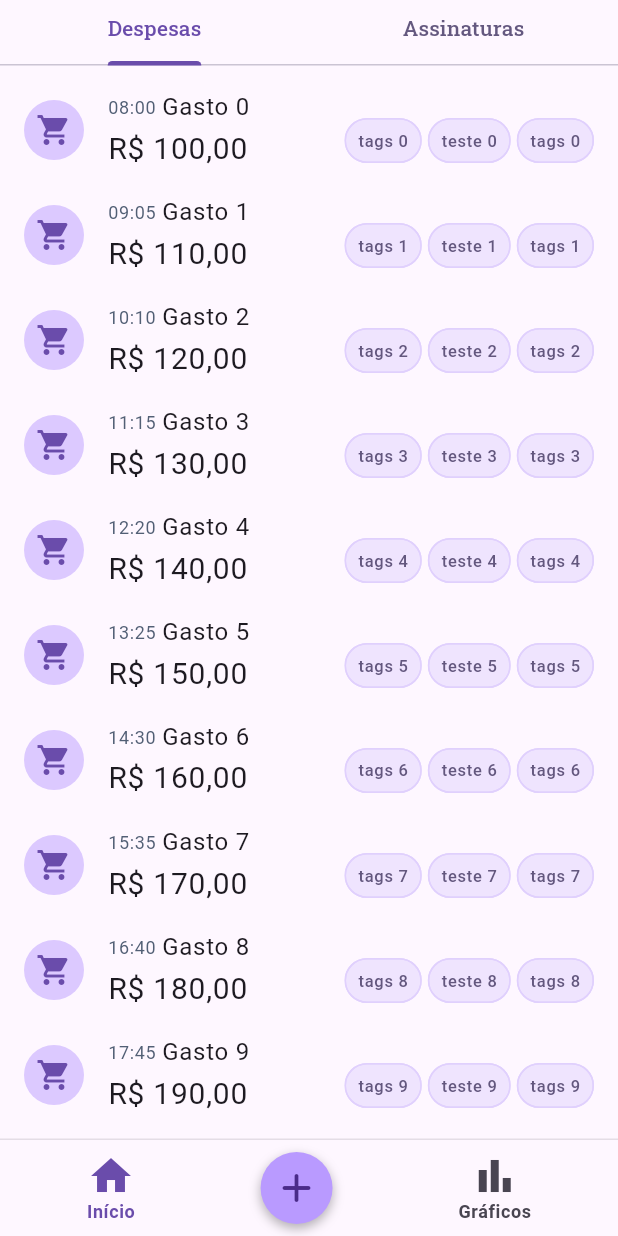
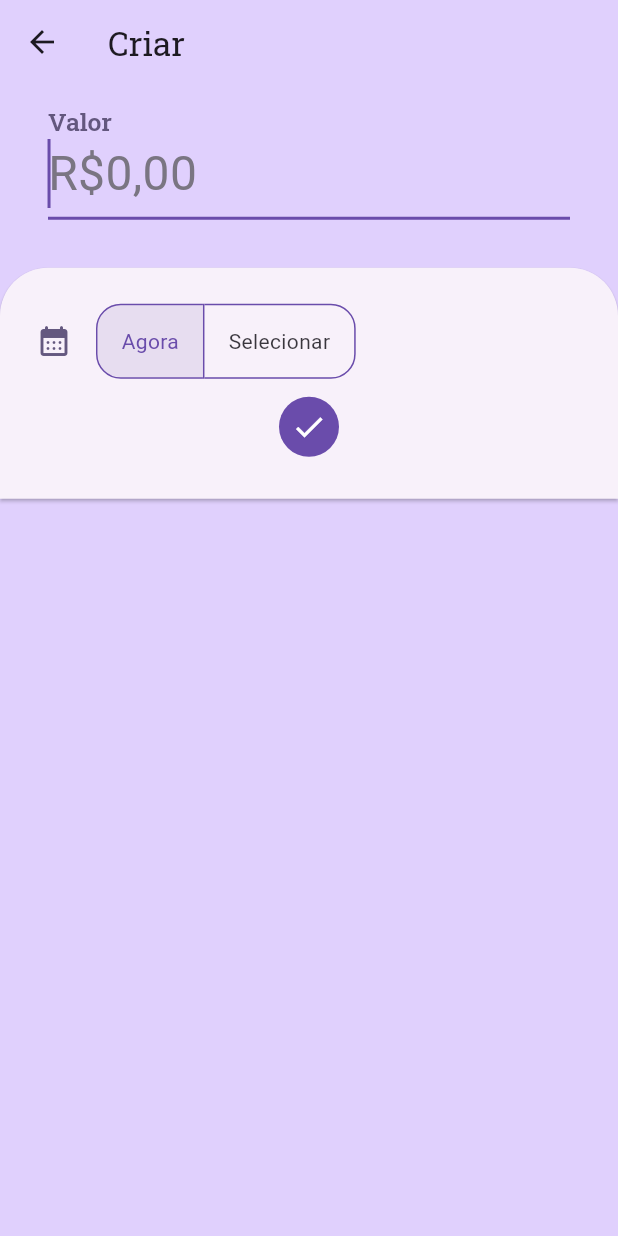
Before and after one commit to Adriaaann/tcc_app, a Flutter app: the WidgetTree screen opened by its route, scrolled down 519 dp, after a tap on the "add" icon, on a phone screen of 412 x 824 dp. Run offline on Flutter 3.47's test engine with Material 3 defaults, Android fonts, the light colour scheme and no system bars; our stand-ins replace currency_text_input_formatter, fl_chart, google_fonts.

Commit message:
feat: financial page design and date picker

```diff
--- /dev/null
+++ b/lib/utils/route_to_method.dart
@@ -0,0 +1,5 @@
+import 'package:flutter/material.dart';
+
+void RouteToMethod(BuildContext context, Widget page) {
+  Navigator.push(context, MaterialPageRoute(builder: (context) => page));
+}
--- /dev/null
+++ b/lib/views/pages/financial_form_page.dart
@@ -0,0 +1,106 @@
+import 'dart:developer';
+
+import 'package:flutter/material.dart';
+import 'package:flutter/services.dart';
+import 'package:currency_text_input_formatter/currency_text_input_formatter.dart';
+import 'package:tcc_app/utils/theme_extensions.dart';
+import 'package:tcc_app/views/widgets/financial_form/date_time_field_widget.dart';
+import 'package:tcc_app/views/widgets/pop_alert_widget.dart';
+
+class FinancialFormPage extends StatelessWidget {
+  final String title;
+
+  const FinancialFormPage({super.key, required this.title});
+
+  @override
+  Widget build(BuildContext context) {
+    final formatter = CurrencyTextInputFormatter.currency(
+      name: 'BRL',
+      symbol: 'R\$',
+      decimalDigits: 2,
+      maxValue: 1000000,
+    );
+
+    return PopAlertWidget(
+      widget: Scaffold(
+        backgroundColor: context.colorScheme.secondaryContainer,
+        appBar: AppBar(
+          backgroundColor: context.colorScheme.secondaryContainer,
+          title: Text(title, style: context.textTheme.titleLarge),
+        ),
+        body: SingleChildScrollView(
+          child: Padding(
+            padding: const EdgeInsets.only(top: 8),
+            child: Column(
+              spacing: 32,
+              crossAxisAlignment: CrossAxisAlignment.center,
+              children: [
+                _ValueField(formatter: formatter),
+                SizedBox(
+                  width: double.infinity,
+                  child: Card(
+                    margin: EdgeInsets.zero,
+                    shape: const RoundedRectangleBorder(
+                      borderRadius: BorderRadius.only(
+                        topLeft: Radius.circular(32),
+                        topRight: Radius.circular(32),
+                      ),
+                    ),
+                    child: Padding(
+                      padding: const EdgeInsets.all(24),
+                      child: Column(
+                        spacing: 8,
+                        children: [
+                          DateTimeField(
+                            onDateTimeSelected: (date) {
+                              log('$date');
+                            },
+                          ),
+                          IconButton.filled(
+                            onPressed: () {},
+                            icon: const Icon(Icons.check),
+                          ),
+                        ],
+                      ),
+                    ),
+                  ),
+                ),
+              ],
+            ),
+          ),
+        ),
+      ),
+    );
+  }
+}
+
+class _ValueField extends StatelessWidget {
+  const _ValueField({required this.formatter});
+
+  final CurrencyTextInputFormatter formatter;
+
+  @override
+  Widget build(BuildContext context) => Padding(
+    padding: const EdgeInsets.symmetric(horizontal: 32),
+    child: TextField(
+      autofocus: true,
+      keyboardType: TextInputType.number,
+      inputFormatters: <TextInputFormatter>[formatter],
+      style: context.textTheme.bodyMedium?.copyWith(fontSize: 32),
+      decoration: InputDecoration(
+        labelText: 'Valor',
+        labelStyle: context.textTheme.titleLarge?.copyWith(
+          color: context.colorScheme.onSecondaryContainer,
+          fontWeight: FontWeight.w600,
+        ),
+        hintText: 'R\$0,00',
+        hintStyle: context.textTheme.bodyMedium?.copyWith(
+          fontSize: 32,
+          color: context.colorScheme.outline,
+        ),
+        border: const UnderlineInputBorder(),
+        contentPadding: const EdgeInsets.symmetric(vertical: 8),
+      ),
+    ),
+  );
+}
--- a/lib/views/pages/home_page.dart
+++ b/lib/views/pages/home_page.dart
@@ -1,10 +1,11 @@
 import 'package:flutter/material.dart';
+import 'package:tcc_app/views/data/constants.dart';
 import 'package:tcc_app/views/pages/widget_tree.dart';
 import 'package:tcc_app/views/widgets/financial_widget.dart';
 import 'package:tcc_app/views/widgets/summary_card_widget.dart';
 
-class Home extends StatelessWidget {
-  const Home({super.key, required this.tabController});
+class HomePage extends StatelessWidget {
+  const HomePage({super.key, required this.tabController});
 
   final TabController tabController;
 
@@ -18,7 +19,7 @@ class Home extends StatelessWidget {
             sectionData: sectionData,
           ),
           FinancialWidget(
-            tabList: tabList,
+            tabList: tabBarTitles,
             tabController: tabController,
             cardItems: combinedItems,
           ),
--- a/lib/views/pages/widget_tree.dart
+++ b/lib/views/pages/widget_tree.dart
@@ -4,15 +4,6 @@ import 'package:tcc_app/views/data/notifiers.dart';
 import 'package:tcc_app/views/pages/graphs_page.dart';
 import 'package:tcc_app/views/pages/home_page.dart';
 import 'package:tcc_app/views/widgets/navbar_widget.dart';
-
-final durationOptions = [
-  {'value': '7_days', 'label': '7 Dias'},
-  {'value': '15_days', 'label': '15 Dias'},
-  {'value': '30_days', 'label': '30 Dias'},
-  {'value': '3_months', 'label': '3 Meses'},
-  {'value': '6_months', 'label': '6 Meses'},
-  {'value': '12_months', 'label': '12 Meses'},
-];
 
 final sectionData = [
   {'color': Colors.blue, 'label': 'Cat 1', 'value': 25.0},
@@ -22,20 +13,6 @@ final sectionData = [
   {'color': Colors.orange, 'label': 'Category 5', 'value': 5.0},
   {'color': Colors.purpleAccent, 'label': 'Cat 6', 'value': 15.0},
   {'color': Colors.teal, 'label': 'Cat 7', 'value': 10.0},
-];
-
-final tabList = ['Despesas', 'Assinaturas'];
-
-final chipList = [
-  'Restaurant',
-  'Travel',
-  'Shopping',
-  'Bills',
-  'Groceries',
-  'Car',
-  'Education',
-  'Streaming',
-  'Gym',
 ];
 
 final List<FinancialItem> example15Items = List.generate(
@@ -101,7 +78,7 @@ class _WidgetTreeState extends State<WidgetTree> with TickerProviderStateMixin {
   @override
   Widget build(BuildContext context) {
     final List<Widget> pages = [
-      Home(tabController: tabController),
+      HomePage(tabController: tabController),
       const GraphsPage(),
     ];
 
--- /dev/null
+++ b/lib/views/widgets/financial_form/date_time_field_widget.dart
@@ -0,0 +1,175 @@
+import 'package:flutter/material.dart';
+import 'package:intl/intl.dart';
+import 'package:tcc_app/utils/theme_extensions.dart';
+
+class DateTimeField extends StatefulWidget {
+  final Function(DateTime) onDateTimeSelected;
+
+  const DateTimeField({super.key, required this.onDateTimeSelected});
+
+  @override
+  State<DateTimeField> createState() => _DateTimeFieldState();
+}
+
+class _DateTimeFieldState extends State<DateTimeField> {
+  List<bool> isSelected = [true, false];
+  bool showTimeWidget = false;
+  DateTime? selectedDateTime;
+
+  @override
+  void initState() {
+    super.initState();
+    selectedDateTime = DateTime.now();
+    WidgetsBinding.instance.addPostFrameCallback((_) {
+      widget.onDateTimeSelected(selectedDateTime!);
+    });
+  }
+
+  Future<void> _handlePressed(int index) async {
+    FocusScope.of(context).unfocus();
+
+    if (index == 0 && isSelected[0]) {
+      final now = DateTime.now();
+      setState(() => selectedDateTime = now);
+      widget.onDateTimeSelected(now);
+      return;
+    }
+
+    setState(() {
+      for (int i = 0; i < isSelected.length; i++) {
+        isSelected[i] = i == index;
+      }
+    });
+
+    DateTime? pickedDateTime;
+
+    if (index == 0) {
+      pickedDateTime = DateTime.now();
+    } else if (index == 1) {
+      final now = DateTime.now();
+      final safeContext = context;
+
+      final pickedDate = await showDatePicker(
+        context: safeContext,
+        initialDate: now,
+        firstDate: DateTime(2000),
+        lastDate: DateTime(2100),
+      );
+
+      if (pickedDate == null) {
+        final now = DateTime.now();
+        setState(() {
+          isSelected = [true, false];
+          selectedDateTime = now;
+        });
+        widget.onDateTimeSelected(now);
+        return;
+      }
+
+      final pickedTime = await showTimePicker(
+        // ignore: use_build_context_synchronously
+        context: safeContext,
+        initialTime: TimeOfDay.fromDateTime(now),
+        initialEntryMode: TimePickerEntryMode.inputOnly,
+        builder: (context, child) => Theme(
+          data: Theme.of(context).copyWith(
+            timePickerTheme: const TimePickerThemeData(
+              hourMinuteColor: Colors.transparent,
+            ),
+          ),
+          child: child!,
+        ),
+      );
+
+      if (pickedTime != null) {
+        pickedDateTime = DateTime(
+          pickedDate.year,
+          pickedDate.month,
+          pickedDate.day,
+          pickedTime.hour,
+          pickedTime.minute,
+        );
+      }
+
+      if (pickedDateTime == null) {
+        final now = DateTime.now();
+        setState(() {
+          isSelected = [true, false];
+          selectedDateTime = now;
+        });
+        widget.onDateTimeSelected(now);
+        return;
+      }
+    }
+
+    if (!mounted) return;
+
+    if (pickedDateTime != null) {
+      setState(() {
+        selectedDateTime = pickedDateTime;
+        if (isSelected[1]) showTimeWidget = true;
+      });
+      widget.onDateTimeSelected(pickedDateTime);
+    }
+  }
+
+  @override
+  Widget build(BuildContext context) => Row(
+    spacing: 16,
+    crossAxisAlignment: CrossAxisAlignment.center,
+    children: [
+      Icon(
+        Icons.calendar_month_rounded,
+        color: Theme.of(context).colorScheme.secondary,
+      ),
+      if (isSelected[0])
+        ToggleButtons(
+          isSelected: isSelected,
+          onPressed: _handlePressed,
+          borderColor: context.colorScheme.primary,
+          selectedBorderColor: context.colorScheme.primary,
+          borderRadius: BorderRadius.circular(16),
+          children: [
+            const Padding(
+              padding: EdgeInsets.symmetric(horizontal: 16),
+              child: Text('Agora'),
+            ),
+            const Padding(
+              padding: EdgeInsets.symmetric(horizontal: 16),
+              child: Text('Selecionar'),
+            ),
+          ],
+        ),
+      if (!isSelected[0] && showTimeWidget)
+        _DateTimeDisplay(
+          dateTime: selectedDateTime!,
+          onTap: () => _handlePressed(1),
+        ),
+    ],
+  );
+}
+
+class _DateTimeDisplay extends StatelessWidget {
+  final DateTime dateTime;
+  final VoidCallback onTap;
+
+  const _DateTimeDisplay({required this.dateTime, required this.onTap});
+
+  @override
+  Widget build(BuildContext context) {
+    final formatted = DateFormat('dd/MM/yyyy HH:mm').format(dateTime);
+
+    return InkWell(
+      onTap: onTap,
+      child: Container(
+        padding: const EdgeInsets.symmetric(horizontal: 4, vertical: 8),
+        decoration: BoxDecoration(
+          border: BorderDirectional(
+            bottom: BorderSide(color: context.colorScheme.primary),
+          ),
+        ),
+        child: Text(formatted, style: context.textTheme.bodyLarge),
+      ),
+    );
+  }
+}
--- a/lib/views/widgets/navbar_widget.dart
+++ b/lib/views/widgets/navbar_widget.dart
@@ -1,6 +1,8 @@
 import 'package:flutter/material.dart';
+import 'package:tcc_app/utils/route_to_method.dart';
 import 'package:tcc_app/utils/theme_extensions.dart';
 import 'package:tcc_app/views/data/notifiers.dart';
+import 'package:tcc_app/views/pages/financial_form_page.dart';
 
 void main() => runApp(const NavbarWidget());
 
@@ -45,7 +47,9 @@ class NavbarWidget extends StatelessWidget {
 class _AddButton extends StatelessWidget {
   @override
   Widget build(BuildContext context) => GestureDetector(
-    onTap: () {},
+    onTap: () {
+      RouteToMethod(context, const FinancialFormPage(title: 'Criar'));
+    },
     child: Container(
       padding: const EdgeInsets.all(8),
       decoration: BoxDecoration(
--- /dev/null
+++ b/lib/views/widgets/pop_alert_widget.dart
@@ -0,0 +1,50 @@
+import 'package:flutter/material.dart';
+
+class PopAlertWidget extends StatelessWidget {
+  final Widget widget;
+
+  const PopAlertWidget({super.key, required this.widget});
+
+  Future<bool> _confirmExit(NavigatorState navigator) async {
+    final dialogKey = GlobalKey<NavigatorState>();
+
+    final shouldPop = await showDialog<bool>(
+      context: navigator.context,
+      builder: (_) => AlertDialog(
+        key: dialogKey,
+        title: const Text('Deseja Sair?'),
+        content: const Text('As alterações não salvas serão perdidas.'),
+        actions: [
+          TextButton(
+            onPressed: () => navigator.pop(false),
+            child: const Text('Continuar Editando'),
+          ),
+          TextButton(
+            onPressed: () => navigator.pop(true),
+            child: const Text('Sair'),
+          ),
+        ],
+      ),
+    );
+
+    return shouldPop ?? false;
+  }
+
+  @override
+  Widget build(BuildContext context) {
+    final navigator = Navigator.of(context);
+
+    return PopScope(
+      canPop: false,
+      onPopInvokedWithResult: (didPop, result) async {
+        if (didPop) return;
+
+        final shouldPop = await _confirmExit(navigator);
+        if (shouldPop) {
+          navigator.pop(result);
+        }
+      },
+      child: widget,
+    );
+  }
+}
--- a/pubspec.yaml
+++ b/pubspec.yaml
@@ -14,6 +14,8 @@ dependencies:
   cupertino_icons: ^1.0.8
   google_fonts: ^6.3.0
   fl_chart: ^1.0.0
+  currency_text_input_formatter: ^2.3.0
+  intl: ^0.20.2
 
 dev_dependencies:
   flutter_test:
```
Also changed, not shown: lib/views/data/constants.dart (added, +10 -0 lines), pubspec.lock.
